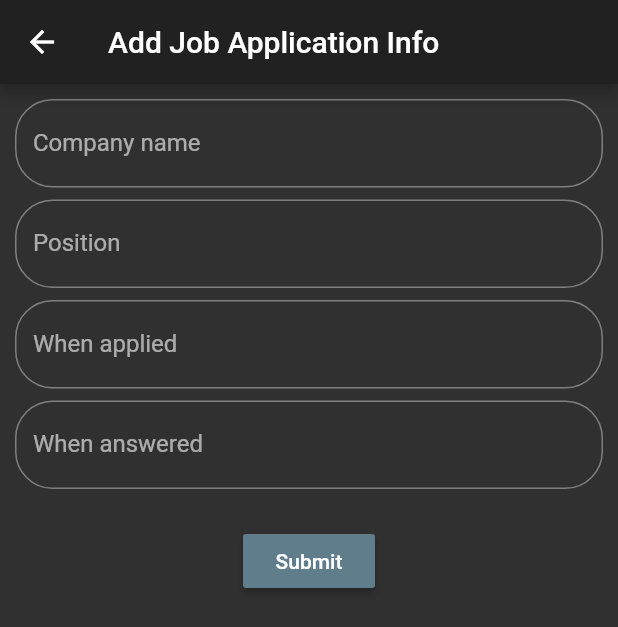
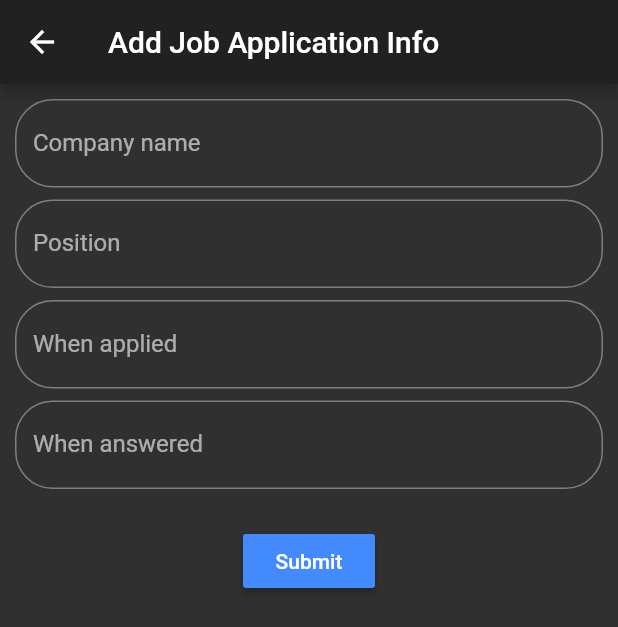
Before and after one commit to dvltl/job_search_assistant, a Flutter app: the screen it shows after launch, after a tap on the "add" icon, on a phone screen of 412 x 824 dp. Shown: the top 627 px of the screen. Run offline on Flutter 3.47's test engine with Material 2 defaults, Android fonts, the phone set to English and light mode, and no system bars; drawn by our look-alikes of datetime_picker_formfield; our stand-ins replace hive, hive_flutter; accounts and stored records are empty; generated files the repository leaves out were written again.

Commit message:
Got rid of the BeautifulInputDecoration. Created custom ThemeData that can be used throughout the application.

```diff
--- /dev/null
+++ b/lib/app_theme/app_theme_data.dart
@@ -0,0 +1,29 @@
+import 'package:flutter/material.dart';
+
+class AppThemeData {
+  static const Color _defaultColor = Colors.blueAccent;
+  static const Color _errorColor = Colors.deepOrangeAccent;
+  static const Color _selectionColor = Colors.blueGrey;
+
+  static ThemeData _data = ThemeData.dark().copyWith(
+    accentColor: _defaultColor,
+    buttonColor: _defaultColor,
+    cursorColor: _defaultColor,
+    errorColor: _errorColor,
+    floatingActionButtonTheme:
+        ThemeData.dark().floatingActionButtonTheme.copyWith(
+              backgroundColor: _defaultColor,
+            ),
+    inputDecorationTheme: ThemeData.dark().inputDecorationTheme.copyWith(
+          border: OutlineInputBorder(
+              borderRadius: new BorderRadius.circular(25.0),
+              borderSide: new BorderSide()),
+        ),
+    textSelectionColor: _selectionColor,
+    textSelectionHandleColor: _defaultColor,
+  );
+
+  static Color cancelColor() => _errorColor;
+
+  static ThemeData getData() => _data;
+}
--- a/lib/cru_app_info_page.dart
+++ b/lib/cru_app_info_page.dart
@@ -1,8 +1,8 @@
 import 'package:datetime_picker_formfield/datetime_picker_formfield.dart';
 import 'package:flutter/material.dart';
 import 'package:intl/intl.dart';
+import 'package:job_search_assistant/app_theme/app_theme_data.dart';
 import 'package:job_search_assistant/utils/assistant_io_helper.dart';
-import 'package:job_search_assistant/utils/beautiful_input.dart';
 import 'package:job_search_assistant/utils/info_helper.dart';
 
 // Create-Read-Update Application Info Page
@@ -39,7 +39,8 @@ class CRUAppInfoPageState extends State<CRUAppInfoPage> {
     _formWrappers[FieldType.string] = (fieldName, required, initialVal) {
       return TextFormField(
         controller: TextEditingController(text: initialVal),
-        decoration: BeautifulInputDecoration(fieldName),
+        decoration: InputDecoration(labelText: fieldName),
+        keyboardType: TextInputType.text,
         readOnly: !_inEditMode(),
         validator: (value) {
           if (required && value.isEmpty) {
@@ -56,7 +57,7 @@ class CRUAppInfoPageState extends State<CRUAppInfoPage> {
     _formWrappers[FieldType.date] = (fieldName, required, initialVal) {
       return DateTimeField(
         format: new DateFormat('dd.MM.yyyy', _locale),
-        decoration: BeautifulInputDecoration(fieldName),
+        decoration: InputDecoration(labelText: fieldName),
         initialValue: initialVal,
         resetIcon: _inEditMode() ? Icon(Icons.clear) : null,
         onShowPicker: (context, currentValue) async {
@@ -180,7 +181,6 @@ class CRUAppInfoPageState extends State<CRUAppInfoPage> {
 
   RaisedButton _getSubmitButton(GlobalKey<FormState> formKey) {
     return RaisedButton(
-      color: Colors.blueGrey,
       onPressed: () {
         // Validate will return true if the form is valid, or false if
         // the form is invalid.
@@ -205,7 +205,7 @@ class CRUAppInfoPageState extends State<CRUAppInfoPage> {
 
   RaisedButton _getCancelButton(GlobalKey<FormState> formKey) {
     return RaisedButton(
-      color: Colors.deepOrangeAccent,
+      color: AppThemeData.cancelColor(),
       onPressed: () {
         formKey.currentState.reset();
         _exitEditMode();
--- a/lib/job_applications_page.dart
+++ b/lib/job_applications_page.dart
@@ -21,7 +21,6 @@ class JobApplicationsPage extends StatelessWidget {
       body: _getMainPage(),
       floatingActionButton: FloatingActionButton(
         child: Icon(Icons.add),
-        backgroundColor: Colors.blueGrey,
         onPressed: () {
           _pushAddAppInfo(context);
         },
--- a/lib/main.dart
+++ b/lib/main.dart
@@ -3,6 +3,7 @@ import 'dart:ui' as ui;
 import 'package:flutter/material.dart';
 import 'package:hive/hive.dart';
 import 'package:intl/date_symbol_data_local.dart';
+import 'package:job_search_assistant/app_theme/app_theme_data.dart';
 import 'package:job_search_assistant/job_applications_page.dart';
 import 'package:job_search_assistant/models/job_application_info.dart';
 import 'package:path_provider/path_provider.dart';
@@ -48,7 +49,7 @@ class AssistantState extends State<Assistant> {
             return Scaffold(body: CircularProgressIndicator(),);
         },
       ),
-      theme: ThemeData.dark(),
+      theme: AppThemeData.getData(),
     );
   }
 
--- a/lib/utils/beautiful_input.dart
+++ /dev/null
@@ -1,11 +0,0 @@
-import 'package:flutter/material.dart';
-
-class BeautifulInputDecoration extends InputDecoration {
-  BeautifulInputDecoration(String label) : super(
-      labelText: label,
-      border: new OutlineInputBorder(
-        borderRadius: new BorderRadius.circular(25.0),
-        borderSide: new BorderSide(),
-      )
-  );
-}
```
